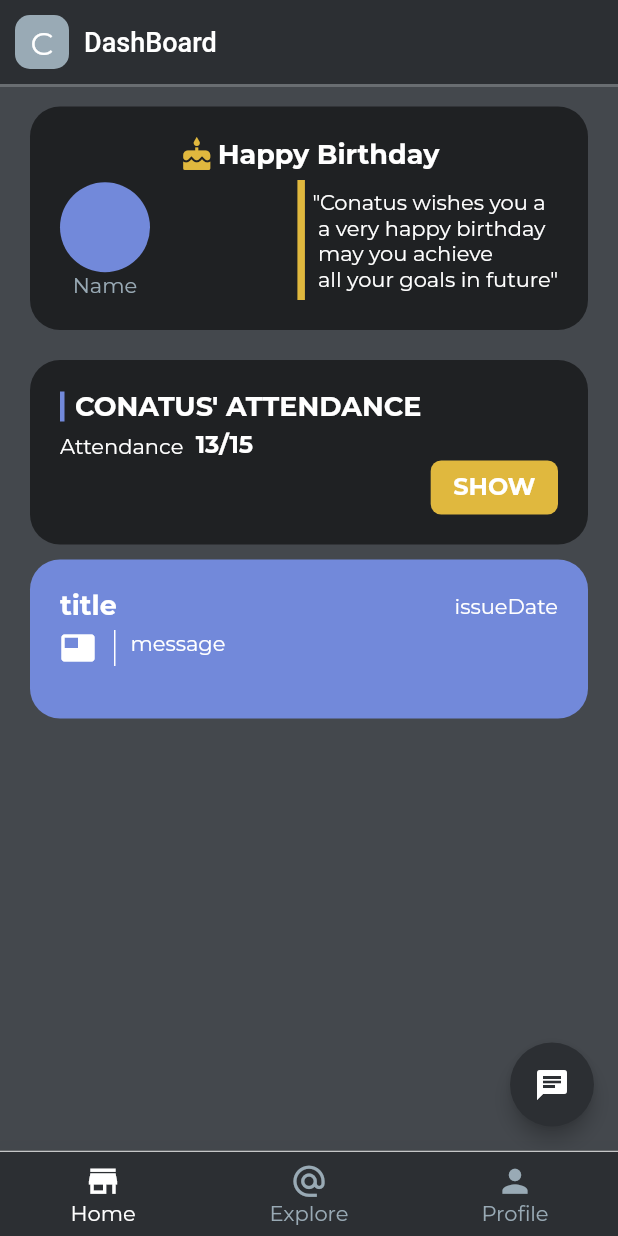
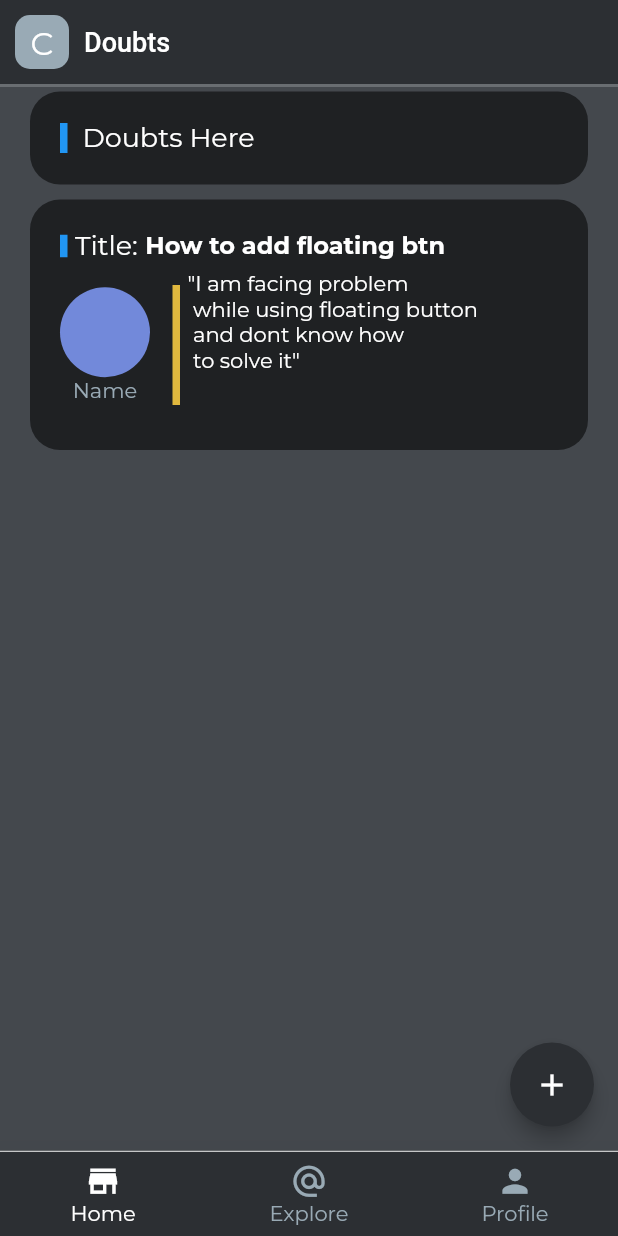
Before and after one commit to Ishwam-Garg/conatus-app-ui, a Flutter app: the screen it shows after launch, after a tap on "Login with Google", after a tap on the "chat" icon, on a phone screen of 412 x 824 dp. Run offline on Flutter 3.47's test engine with Material 2 defaults, Android fonts, the phone set to English and light mode, and no system bars; our stand-ins replace cloud_firestore, firebase_auth, firebase_core, google_fonts, google_sign_in, percent_indicator; accounts and stored records are empty.

Commit message:
Made Doubt Page and Doubt format here

```diff
--- /dev/null
+++ b/lib/views/doubt pages/doubt_page.dart
@@ -0,0 +1,175 @@
+import 'package:cloud_firestore/cloud_firestore.dart';
+import 'package:conatus_app/components/conatus_post.dart';
+import 'package:conatus_app/components/custom_appbar.dart';
+import 'package:conatus_app/constants/color_palatte.dart';
+import 'package:conatus_app/constants/config.dart';
+import 'package:conatus_app/constants/units.dart';
+import 'package:conatus_app/views/home_pages/attendance.dart';
+import 'package:flutter/cupertino.dart';
+import 'package:flutter/material.dart';
+import '../../constants/color_palatte.dart';
+
+class doubt_page extends StatefulWidget {
+  @override
+  _doubt_pageState createState() => _doubt_pageState();
+}
+
+class _doubt_pageState extends State<doubt_page> {
+  //pass title, short description, and name of questinee to this widget
+  Widget DoubtBox() {
+    return GestureDetector(
+      onTap: (){},
+      child: Container(
+          width: double.infinity,
+          margin: EdgeInsets.symmetric(vertical: 5),
+          padding: EdgeInsets.all(Unit.V_MARGIN),
+          decoration: BoxDecoration(
+            borderRadius: BorderRadius.circular(20),
+            color: Colors.black54,
+          ),
+          child: Column(
+            mainAxisAlignment: MainAxisAlignment.start,
+            crossAxisAlignment: CrossAxisAlignment.start,
+            children: <Widget>[
+              Row(mainAxisAlignment: MainAxisAlignment.start,
+                children: [
+                  Container(
+                    child: Row(
+                      children: [
+                        Container(height: 15,color: ColorPalette.BLUE_NORMAL,width: 5,),
+                        SizedBox(width: 5,),
+                        Text("Title:",style: TextStyle(fontSize: Unit.FONT_LARGE,color: Colors.white),),
+                        SizedBox(width: 5,),
+                        SingleChildScrollView(
+                          scrollDirection: Axis.horizontal,
+                          child: Text('How to add floating btn',
+                            overflow: TextOverflow.ellipsis,
+                            style: TextStyle(fontSize: Unit.FONT_MEDIUM,
+                                color: Colors.white,
+                                fontWeight: FontWeight.bold),
+                          ),
+                        ),
+                      ],),),
+                ],
+              ),
+              SizedBox(height: 5,),
+              Row(
+                mainAxisAlignment: MainAxisAlignment.start,
+                children: [
+                  Container(
+                    alignment: Alignment.center,
+                    child: Column(
+                      mainAxisAlignment: MainAxisAlignment.start,
+                      crossAxisAlignment: CrossAxisAlignment.center,
+                      children: [
+                        CircleAvatar(
+                          radius: 30,
+                          backgroundColor: ColorPalette.BLUE,
+                          // backgroundImage: NetworkImage(photo),
+                        ),
+                        Text("Name",style: TextStyle(color: ColorPalette.UNSELECTED_NAV_BAR),),
+                      ],
+                    ),
+                  ),
+                  SizedBox(width: 15,),
+                  Container(
+                    child: Row(
+                      children: [
+                        Container(
+                          width: 5,
+                          height: 80,
+                          color: ColorPalette.YELLOW,
+                        ),
+                        SizedBox(width: 5,),
+                        Column(
+                          mainAxisAlignment: MainAxisAlignment.start,
+                          crossAxisAlignment: CrossAxisAlignment.start,
+                          children: [
+                            SingleChildScrollView(
+                              child: Container(
+                                height: 100,
+                                child: Text("\"I am facing problem \n while using floating button \n and dont know how \n to solve it\"",style: TextStyle(fontSize: Unit.FONT_SMALL,color: Colors.white),),
+                              ),
+                            )
+                          ],
+                        ),
+                      ],
+                    ),
+                  ),
+                ],
+              ),
+              /*
+            GestureDetector(
+              onTap: () {
+                /*
+                Navigator.push(
+                    context, CupertinoPageRoute(builder: (_) => Attendance()));
+                */
+              },
+              child: Align(
+                alignment: Alignment.centerRight,
+                child: Container(
+                  padding: EdgeInsets.symmetric(horizontal: 15, vertical: 8),
+                  decoration: BoxDecoration(
+                    borderRadius: BorderRadius.circular(7),
+                    color: ColorPalette.YELLOW,
+                  ),
+                  child: Text(
+                    'SHOW',
+                    style: TextStyle(fontSize: Unit.FONT_MEDIUM,
+                        color: Colors.white,
+                        fontWeight: FontWeight.bold),
+                  ),
+                ),
+              ),
+            ),*/
+            ],
+          )),
+    );
+  }
+
+
+  @override
+  Widget build(BuildContext context) {
+    return Scaffold(
+      appBar: CustomAppBar.appBar(title: "Doubts",),
+      backgroundColor: ColorPalette.PRIMARY_BG,
+      floatingActionButton: FloatingActionButton(
+          onPressed: (){},
+          child: Icon(Icons.add,color: ColorPalette.SELECTED_NAV_BAR,),
+          backgroundColor: ColorPalette.PRIMARY_DARK,
+      elevation: 5,
+      ),
+      body: Container(
+        constraints: BoxConstraints.expand(),
+        padding: EdgeInsets.symmetric(horizontal: Unit.H_MARGIN),
+        child: SingleChildScrollView(
+          physics: BouncingScrollPhysics(),
+          child: Column(
+            mainAxisAlignment: MainAxisAlignment.start,
+            crossAxisAlignment: CrossAxisAlignment.start,
+            children: [
+              Container(
+                width: double.infinity,
+                margin: EdgeInsets.symmetric(vertical: 5),
+                padding: EdgeInsets.all(Unit.V_MARGIN),
+                decoration: BoxDecoration(
+                  borderRadius: BorderRadius.circular(20),
+                  color: Colors.black54,
+                ),
+                child: Row(
+                  children: [
+                    Container(height: 20,color: ColorPalette.BLUE_NORMAL,width: 5,),
+                    SizedBox(width: 10,),
+                    Text("Doubts Here",style: TextStyle(fontSize: Unit.FONT_LARGE,color: Colors.white),),
+                  ],
+                ),
+              ),
+              DoubtBox(),
+            ],
+          ),
+        ),
+      ),
+    );
+  }
+}
--- a/lib/views/home_pages/home_page.dart
+++ b/lib/views/home_pages/home_page.dart
@@ -8,8 +8,9 @@ import 'package:conatus_app/views/home_pages/attendance.dart';
 import 'package:flutter/cupertino.dart';
 import 'package:flutter/material.dart';
 import '../../constants/color_palatte.dart';
-import '../../constants/color_palatte.dart';
 import 'home_page_drawer_user.dart';
+import 'package:conatus_app/views/doubt pages/doubt_page.dart';
+
 
 class HomePage extends StatefulWidget {
   @override
@@ -224,13 +225,15 @@ class _HomePageState extends State<HomePage> {
   @override
   Widget build(BuildContext context) {
     return Scaffold(
-      appBar: CustomAppBar.appBar(title: 'DashBoard'),
+      appBar: CustomAppBar.appBar(title: 'Home',),
       drawer: UserDrawer(),
       floatingActionButton: FloatingActionButton(
         child: Icon(Icons.chat,color: ColorPalette.SELECTED_NAV_BAR,),
         backgroundColor: ColorPalette.PRIMARY_DARK,
         onPressed: (){
           //add post page here
+          Navigator.push(
+              context, CupertinoPageRoute(builder: (_) => doubt_page()));
         },
         elevation: 5,
       ),
--- a/lib/views/home_pages/home_page_drawer_user.dart
+++ b/lib/views/home_pages/home_page_drawer_user.dart
@@ -60,15 +60,8 @@ class _UserDrawerState extends State<UserDrawer> {
                   GestureDetector(
                     onTap: () async {
                       //Change this to navigate to profile page.dart
-                      // await Navigator.push(
-                      //     context,
-                      //     CupertinoPageRoute(
-                      //         builder: (_) => EditProfile(
-                      //               initalBio: bio,
-                      //               initalYear: year,
-                      //               initialSection: section,
-                      //             )));
-                      // loadProfileData();
+                      Navigator.push(
+                          context, CupertinoPageRoute(builder: (_) => ProfilePage()));
                     },
                     child: Text(
                       'See More',
```
